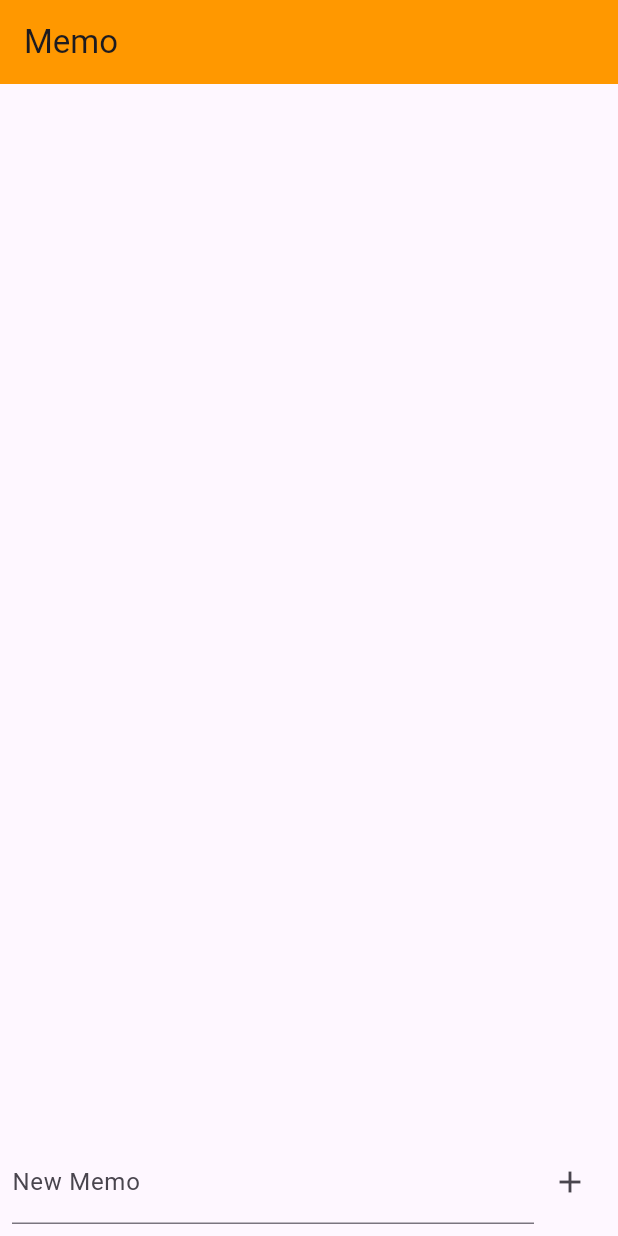
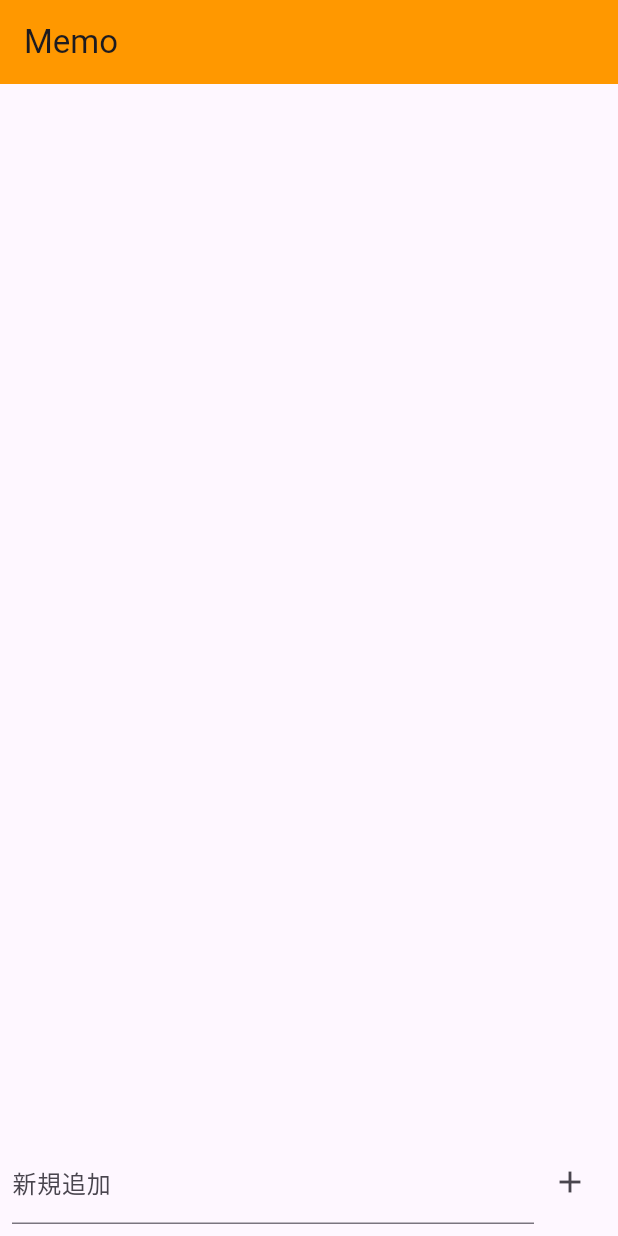
Before and after one commit to Shi-ori/Fultter, a Flutter app: the MemoPage screen opened directly, on a phone screen of 412 x 824 dp. Run offline on Flutter 3.47's test engine with Material 3 defaults, Android fonts, the phone set to English and light mode, and no system bars; our stand-ins replace flutter_local_notifications; missing offline and left inert: dart:html.

Commit message:
コメント追加

```diff
--- a/fultter_task/lib/memo.dart
+++ b/fultter_task/lib/memo.dart
@@ -1,13 +1,12 @@
 import 'package:flutter/material.dart';
 import 'package:provider/provider.dart';
 
-
+// メモページ遷移
 class NextPage extends StatelessWidget {
   const NextPage({Key? key}) : super(key: key);
 
   @override
   Widget build(BuildContext context) {
-    // ChangeNotifierProviderがあるみたい
     return ChangeNotifierProvider(
       create: (context) => MemoModel(),
       child: MaterialApp(
@@ -27,7 +26,6 @@ class MemoPage extends StatelessWidget {
 
   @override
   Widget build(BuildContext context) {
-
     final memoModel = Provider.of<MemoModel>(context, listen: true);
 
     return Scaffold(
@@ -38,13 +36,14 @@ class MemoPage extends StatelessWidget {
       body: Column(
         children: [
           Expanded(
+            // メモリスト表示
             child: ListView.builder(
-              itemCount: memoModel.memoList.length,
+              itemCount: memoModel.memoList.length,//メモ配列
               itemBuilder: (context, index) {
                 final memo = memoModel.memoList[index];
                 return ListTile(
                   title: Text(memo),
-                  trailing: IconButton(
+                  trailing: IconButton( //消すボタン
                     icon: const Icon(Icons.delete),
                     onPressed: () {
                       memoModel.removeMemo(index);
@@ -59,10 +58,11 @@ class MemoPage extends StatelessWidget {
             child: Row(
               children: [
                 Expanded(
+                  // 新しいメモを入力
                   child: TextField(
                     controller: memoModel.textController,
                     decoration: const InputDecoration(
-                      labelText: 'New Memo',
+                      labelText: '新規追加',
                     ),
                   ),
                 ),
@@ -77,12 +77,11 @@ class MemoPage extends StatelessWidget {
           ),
         ],
       ),
-
     );
   }
 }
 
-// メモの管理
+// メモリスト管理
 class MemoModel extends ChangeNotifier {
   final List<String> _memoList = [];
   final TextEditingController _textController = TextEditingController();
@@ -91,7 +90,7 @@ class MemoModel extends ChangeNotifier {
   List<String> get memoList => _memoList;
   TextEditingController get textController => _textController;
 
-  // メモを追加
+  // 新しいメモ追加
   void addMemo() {
     if (_textController.text.isNotEmpty) {
       _memoList.add(_textController.text);
```
